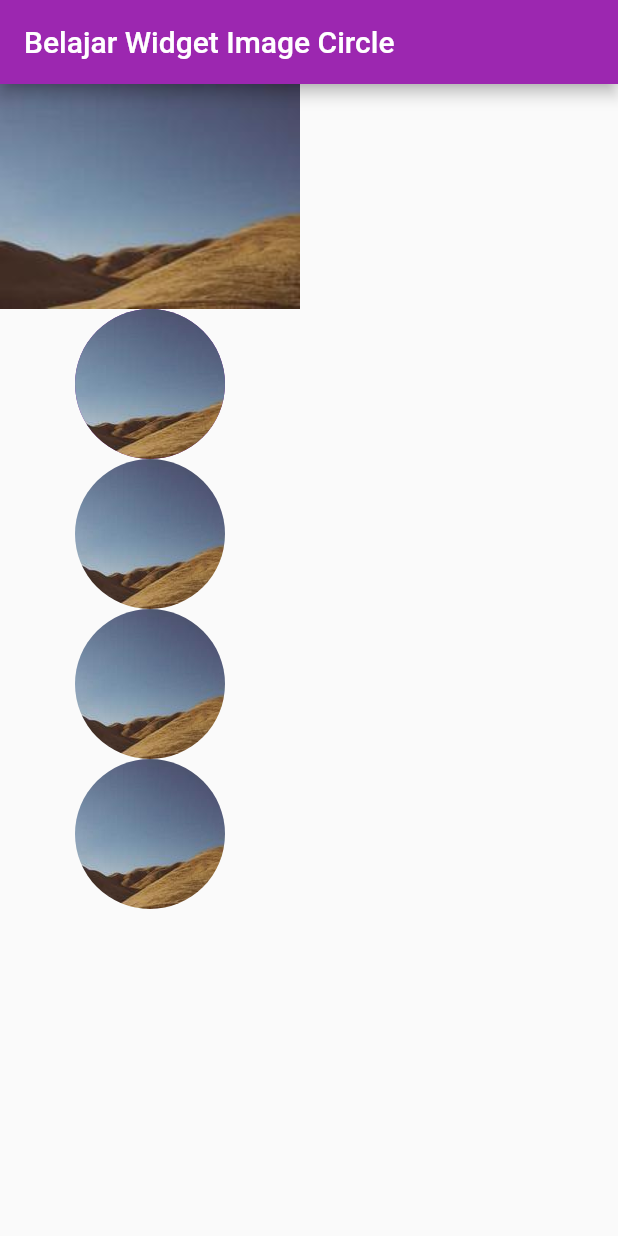
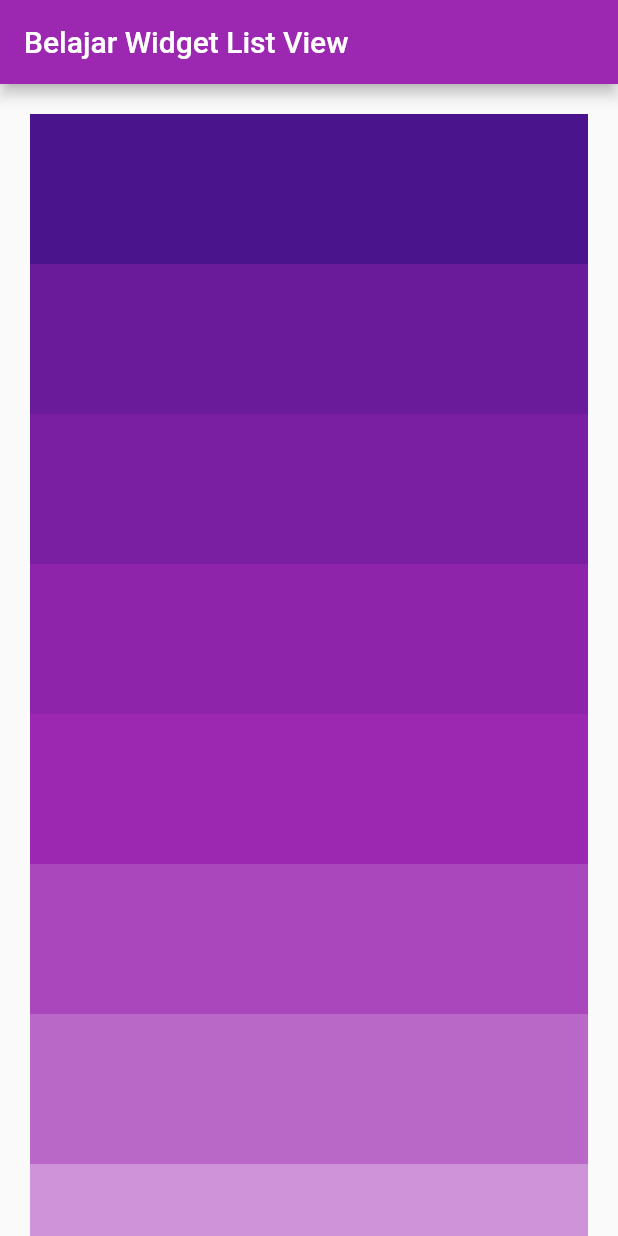
Before and after one commit to gantira/beginner-flutter, a Flutter app: the screen it shows after launch, on a phone screen of 412 x 824 dp. Run offline on Flutter 3.47's test engine with Material 2 defaults, Android fonts, the phone set to English and light mode, and no system bars.

Commit message:
Flutter Tutorial Listview & Listview Builder Widget Android | iOS #5

```diff
--- a/lib/main.dart
+++ b/lib/main.dart
@@ -1,5 +1,5 @@
 import 'package:beginner_flutter/widgets/sample_container.dart';
-import 'package:beginner_flutter/widgets/sample_image_circle.dart';
+import 'package:beginner_flutter/widgets/sample_listview.dart';
 import 'package:flutter/material.dart';
 
 void main() {
@@ -17,7 +17,7 @@ class MyApp extends StatelessWidget {
       theme: ThemeData(
         primarySwatch: Colors.purple,
       ),
-      home: const SampleImageCircle(),
+      home: SampleLietView(),
     );
   }
 }
--- /dev/null
+++ b/lib/widgets/sample_listview.dart
@@ -0,0 +1,25 @@
+import 'package:flutter/material.dart';
+
+class SampleLietView extends StatelessWidget {
+  SampleLietView({super.key});
+  final List colorCodes = [900, 800, 700, 600, 500, 400, 300, 200, 100];
+
+  @override
+  Widget build(BuildContext context) {
+    return Scaffold(
+      appBar: AppBar(
+        title: const Text('Belajar Widget List View'),
+      ),
+      body: ListView.builder(
+        padding: const EdgeInsets.all(20),
+        itemBuilder: (context, index) {
+          return Container(
+            color: Colors.purple[colorCodes[index]],
+            height: 100,
+          );
+        },
+        itemCount: colorCodes.length,
+      ),
+    );
+  }
+}
```
